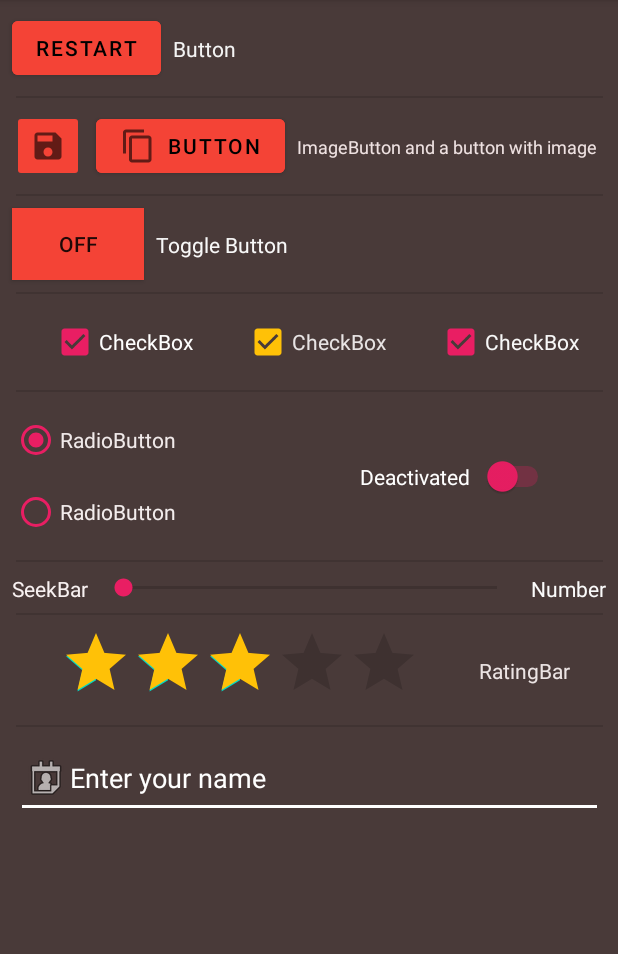
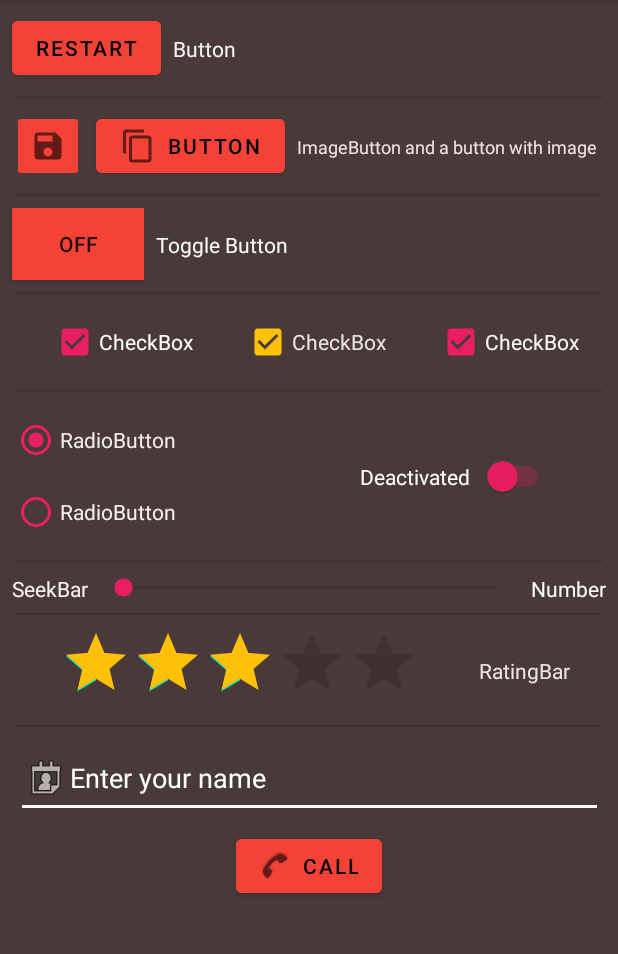
Before and after one commit to SkulleD/Moviles, an Android app: the screen it shows after launch (MainActivity), on a phone screen of 412 x 824 dp, the part 84-1038 px from its top. Run offline under Robolectric (Android 15) with nearby library versions, the light colour scheme and no system bars.

Commit message:
Add files via upload

```diff
--- a/src/main/java/com/alvarovila/componentes/MainActivity.java
+++ b/src/main/java/com/alvarovila/componentes/MainActivity.java
@@ -8,7 +8,9 @@ import androidx.appcompat.app.AppCompatActivity;
 
 import android.content.Intent;
 import android.media.Rating;
+import android.net.Uri;
 import android.os.Bundle;
+import android.util.Log;
 import android.view.View;
 import android.widget.Button;
 import android.widget.CheckBox;
@@ -42,6 +44,7 @@ public class MainActivity extends AppCompatActivity {
     RadioButton radio2;
     RadioGroup radioGroup;
     ImageButton imgBtn;
+    Button btnLlamar;
     boolean decrement = false;
     ActivityResultLauncher<Intent> launcher;
 
@@ -67,6 +70,7 @@ public class MainActivity extends AppCompatActivity {
         radio2 = findViewById(R.id.radioButton2);
         radioGroup = findViewById(R.id.radioGroup);
         imgBtn = findViewById(R.id.imageButton);
+        btnLlamar = findViewById(R.id.btnLlamar);
 
         launcher = registerForActivityResult(new ActivityResultContracts.StartActivityForResult(), new ActivityResultCallback<ActivityResult>() {
             @Override
@@ -75,6 +79,9 @@ public class MainActivity extends AppCompatActivity {
                     Intent intent = result.getData();
                     editText.setText(intent.getStringExtra("texto2"));
                     rating.setRating(intent.getFloatExtra("valor2", 3));
+                    txtView2.setText(String.valueOf(intent.getFloatExtra("valor2", 0)));
+                    Log.i("devuelto string", intent.getStringExtra("texto2"));
+                    Log.i("devuelto float", String.valueOf(intent.getFloatExtra("valor", 3)));
                 }
             }
         });
@@ -193,5 +200,14 @@ public class MainActivity extends AppCompatActivity {
                 }
             }
         });
+
+        btnLlamar.setOnClickListener(new View.OnClickListener() {
+            @Override
+            public void onClick(View view) {
+                Intent intent = new Intent(Intent.ACTION_DIAL);
+                intent.setData(Uri.parse("tel:" + editText.getText().toString()));
+                launcher.launch(intent);
+            }
+        });
     }
 }
--- a/src/main/res/layout/activity_main.xml
+++ b/src/main/res/layout/activity_main.xml
@@ -6,6 +6,20 @@
     android:layout_height="match_parent"
     android:background="#493A39"
     tools:context=".MainActivity">
+
+    <Button
+        android:id="@+id/btnLlamar"
+        android:layout_width="wrap_content"
+        android:layout_height="wrap_content"
+        android:layout_marginTop="8dp"
+        android:backgroundTint="#F44336"
+        android:drawableStart="?attr/actionModeCopyDrawable"
+        android:text="@string/llamar"
+        android:textColor="#000000"
+        app:icon="@android:drawable/stat_sys_phone_call"
+        app:layout_constraintEnd_toEndOf="parent"
+        app:layout_constraintStart_toStartOf="parent"
+        app:layout_constraintTop_toBottomOf="@+id/editTextTextPersonName" />
 
     <Button
         android:id="@+id/button"
--- a/src/main/res/values/strings.xml
+++ b/src/main/res/values/strings.xml
@@ -9,4 +9,5 @@
     <string name="numero">Number</string>
     <string name="introNombre">Enter your name</string>
     <string name="label2">ImageButton and a button with image</string>
+    <string name="llamar">Call</string>
 </resources>
```
Also changed, not shown: 1 other file.
